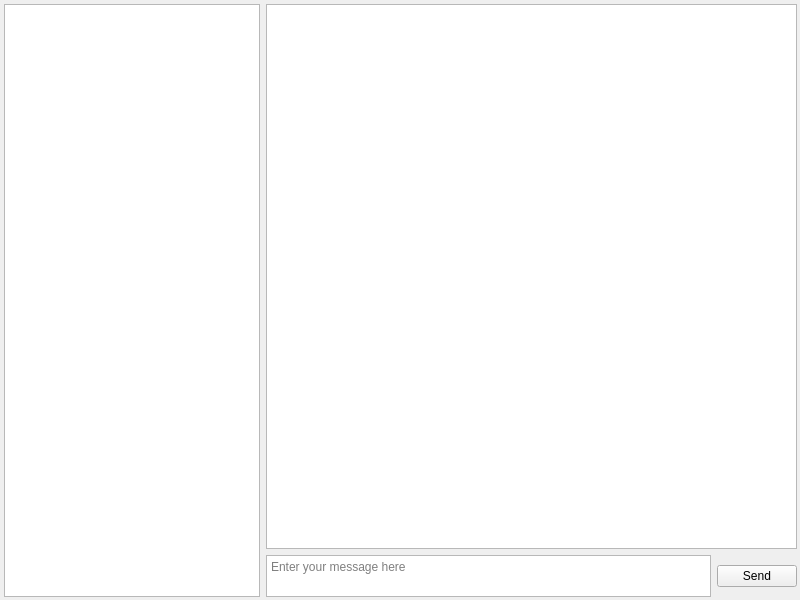
Qt form client/messagesapp.ui (okRoni/p1-lenguajes-qtmessages) before a commit.
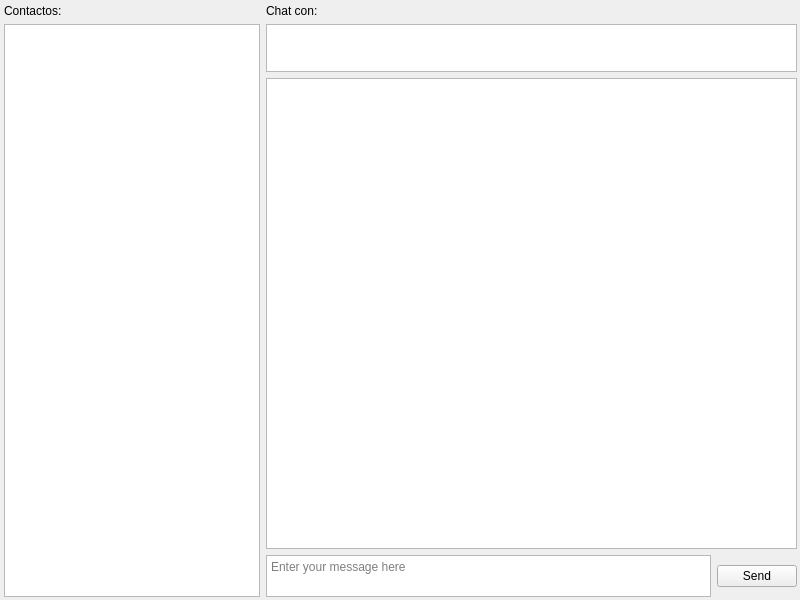
The same form after that commit. Icons and pictures are not drawn.

Diff of the .ui file:
```diff
--- a/client/messagesapp.ui
+++ b/client/messagesapp.ui
@@ -32,6 +32,9 @@
     </rect>
    </property>
    <layout class="QHBoxLayout" name="mainLayout">
+    <property name="sizeConstraint">
+     <enum>QLayout::SetDefaultConstraint</enum>
+    </property>
     <property name="leftMargin">
      <number>4</number>
     </property>
@@ -46,6 +49,13 @@
     </property>
     <item>
      <layout class="QVBoxLayout" name="contactsLayout">
+      <item>
+       <widget class="QLabel" name="contactLabel">
+        <property name="text">
+         <string>Contactos:</string>
+        </property>
+       </widget>
+      </item>
       <item>
        <widget class="QListWidget" name="listWidget">
         <property name="sizePolicy">
@@ -66,6 +76,41 @@
     </item>
     <item>
      <layout class="QVBoxLayout" name="chatLayout">
+      <item>
+       <widget class="QLabel" name="label">
+        <property name="text">
+         <string>Chat con:</string>
+        </property>
+       </widget>
+      </item>
+      <item>
+       <widget class="QTextEdit" name="contactText">
+        <property name="sizePolicy">
+         <sizepolicy hsizetype="Expanding" vsizetype="Maximum">
+          <horstretch>0</horstretch>
+          <verstretch>0</verstretch>
+         </sizepolicy>
+        </property>
+        <property name="minimumSize">
+         <size>
+          <width>0</width>
+          <height>0</height>
+         </size>
+        </property>
+        <property name="maximumSize">
+         <size>
+          <width>16777215</width>
+          <height>48</height>
+         </size>
+        </property>
+        <property name="baseSize">
+         <size>
+          <width>0</width>
+          <height>0</height>
+         </size>
+        </property>
+       </widget>
+      </item>
       <item>
        <widget class="QTextEdit" name="chatText">
         <property name="sizePolicy">
```
Left out of the diff: 6 changed lines with no effect on the pictures.
